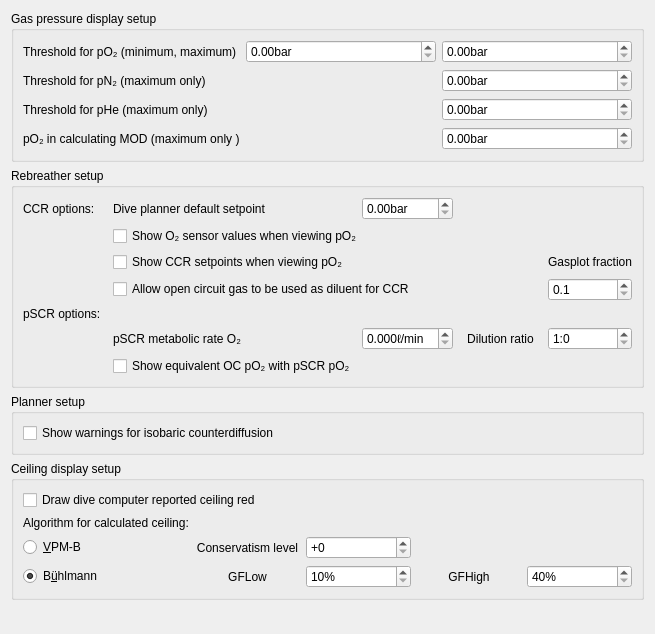
Qt form desktop-widgets/preferences/preferences_graph.ui (subsurface/subsurface) before a commit.
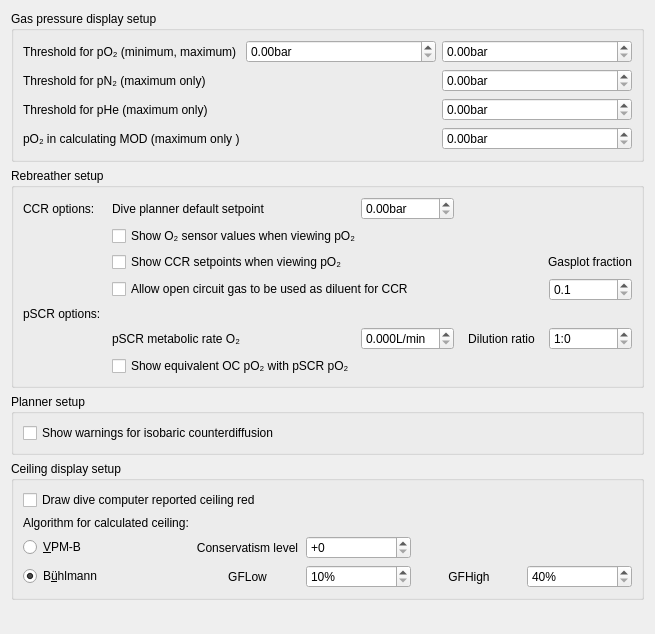
The same form after that commit.

The edit to the form file:
```diff
--- a/desktop-widgets/preferences/preferences_graph.ui
+++ b/desktop-widgets/preferences/preferences_graph.ui
@@ -202,7 +202,7 @@
       <item row="5" column="2">
        <widget class="QDoubleSpinBox" name="psro2rate">
         <property name="suffix">
-         <string>ℓ/min</string>
+         <string>L/min</string>
         </property>
         <property name="decimals">
          <number>3</number>
```
